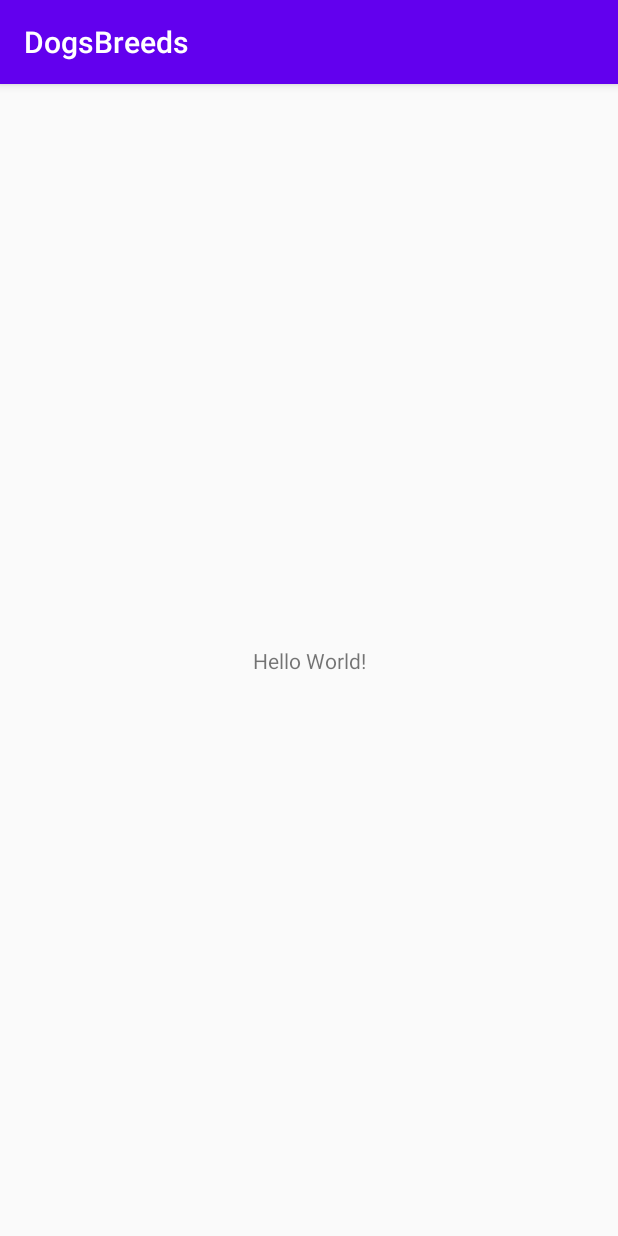
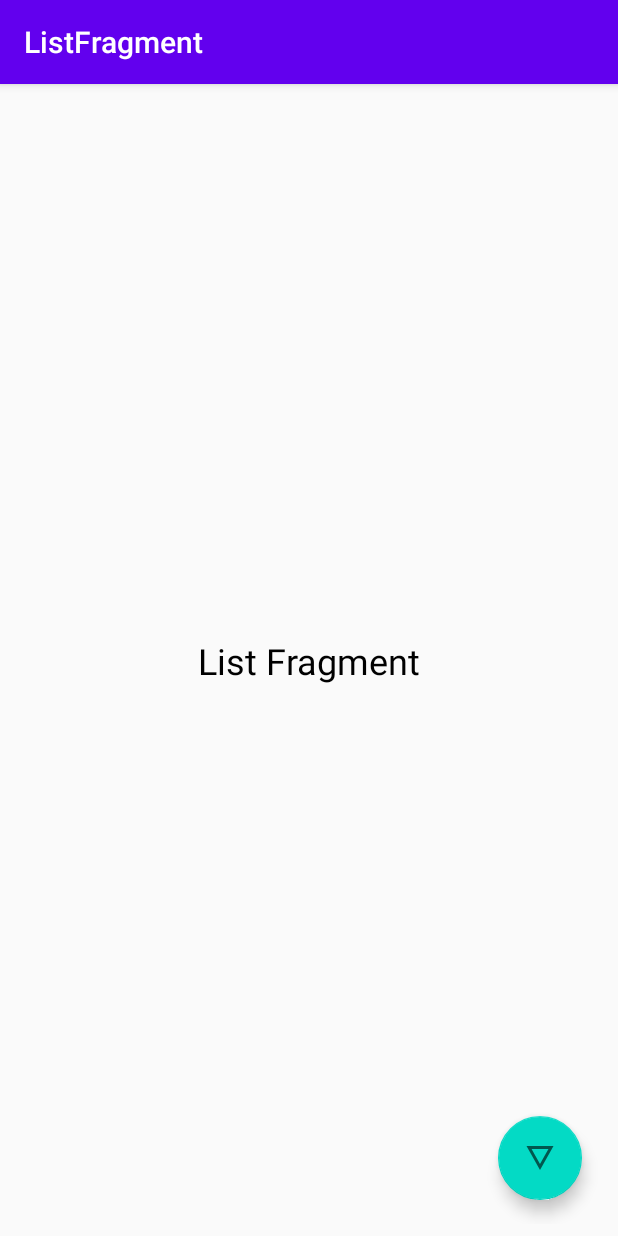
Before and after one commit to kilesi/AndroidJetPack, an Android app: the screen it shows after launch (MainActivity), on a phone screen of 412 x 824 dp. Run offline under Robolectric (Android 15) with nearby library versions, the phone set to English and light mode, and no system bars; our stand-ins replace data binding, navigation-ui.

Commit message:
Navigation -Setup navigation between list fragment and detail fragment. -Setup back button on the action bar using navcontroller.

```diff
--- a/app/build.gradle
+++ b/app/build.gradle
@@ -17,6 +17,7 @@ android {
 
         testInstrumentationRunner "androidx.test.runner.AndroidJUnitRunner"
         vectorDrawables.useSupportLibrary = true
+        multiDexEnabled true
     }
 
     buildTypes {
@@ -49,7 +50,7 @@ dependencies {
     implementation "android.arch.lifecycle:extensions:$lifeCycleExtensionVersion"
     implementation "androidx.room:room-runtime:$roomVersion"
     implementation "androidx.legacy:legacy-support-v4:1.0.0"
-    kapt "androidx.room-compiler:$roomVersion"
+    //kapt "androidx.room-compiler:$roomVersion"
     implementation "androidx.room:room-ktx:$roomVersion"
     implementation "org.jetbrains.kotlinx:kotlinx-coroutines-core:1.3.4"
 
@@ -68,4 +69,5 @@ dependencies {
     implementation "com.github.bumptech.glide:glide:$glideVersion"
     implementation "com.android.support:palette-v7:$supportVersion"
     implementation "androidx.preference:preference:$preferenceVersion"
+    implementation 'com.android.support:multidex:1.0.3'
 }
--- a/app/src/main/java/com/example/dogsbreeds/view/ListFragment.kt
+++ b/app/src/main/java/com/example/dogsbreeds/view/ListFragment.kt
@@ -5,7 +5,11 @@ import androidx.fragment.app.Fragment
 import android.view.LayoutInflater
 import android.view.View
 import android.view.ViewGroup
+import androidx.fragment.app.ListFragment
+import androidx.navigation.Navigation
 import com.example.dogsbreeds.R
+import kotlinx.android.synthetic.main.fragment_list.*
+
 class ListFragment : Fragment() {
 
     override fun onCreateView(
@@ -18,5 +22,9 @@ class ListFragment : Fragment() {
 
     override fun onViewCreated(view: View, savedInstanceState: Bundle?) {
         super.onViewCreated(view, savedInstanceState)
+        fbDetails.setOnClickListener {
+            val action = ListFragmentDirections.actionDetailsFragment()
+            Navigation.findNavController(it).navigate(action)
+        }
     }
 }
--- a/app/src/main/java/com/example/dogsbreeds/view/MainActivity.kt
+++ b/app/src/main/java/com/example/dogsbreeds/view/MainActivity.kt
@@ -2,11 +2,21 @@ package com.example.dogsbreeds.view
 
 import androidx.appcompat.app.AppCompatActivity
 import android.os.Bundle
+import androidx.navigation.NavController
+import androidx.navigation.Navigation
+import androidx.navigation.ui.NavigationUI
 import com.example.dogsbreeds.R
 
 class MainActivity : AppCompatActivity() {
+    private lateinit var navController: NavController
     override fun onCreate(savedInstanceState: Bundle?) {
         super.onCreate(savedInstanceState)
         setContentView(R.layout.activity_main)
+        navController = Navigation.findNavController(this,R.id.fragment)
+        NavigationUI.setupActionBarWithNavController(this,navController)
+    }
+
+    override fun onSupportNavigateUp(): Boolean {
+        return NavigationUI.navigateUp(navController,null)
     }
 }
--- a/app/src/main/res/layout/activity_main.xml
+++ b/app/src/main/res/layout/activity_main.xml
@@ -6,13 +6,23 @@
     android:layout_height="match_parent"
     tools:context=".view.MainActivity">
 
-    <TextView
-        android:layout_width="wrap_content"
-        android:layout_height="wrap_content"
-        android:text="Hello World!"
+    <fragment
+        android:id="@+id/fragment"
+        android:name="androidx.navigation.fragment.NavHostFragment"
+        android:layout_width="0dp"
+        android:layout_height="0dp"
+        android:layout_marginStart="8dp"
+        android:layout_marginLeft="8dp"
+        android:layout_marginTop="8dp"
+        android:layout_marginEnd="8dp"
+        android:layout_marginRight="8dp"
+        android:layout_marginBottom="8dp"
+        app:defaultNavHost="true"
         app:layout_constraintBottom_toBottomOf="parent"
-        app:layout_constraintLeft_toLeftOf="parent"
-        app:layout_constraintRight_toRightOf="parent"
-        app:layout_constraintTop_toTopOf="parent" />
+        app:layout_constraintEnd_toEndOf="parent"
+        app:layout_constraintHorizontal_bias="1.0"
+        app:layout_constraintStart_toStartOf="parent"
+        app:layout_constraintTop_toTopOf="parent"
+        app:navGraph="@navigation/dog_navigation" />
 
 </androidx.constraintlayout.widget.ConstraintLayout>
--- a/app/src/main/res/layout/fragment_list.xml
+++ b/app/src/main/res/layout/fragment_list.xml
@@ -27,12 +27,12 @@
             android:id="@+id/fbDetails"
             android:layout_width="wrap_content"
             android:layout_height="wrap_content"
+            android:layout_marginEnd="16dp"
+            android:layout_marginRight="16dp"
+            android:layout_marginBottom="16dp"
             android:clickable="true"
             app:layout_constraintBottom_toBottomOf="parent"
             app:layout_constraintEnd_toEndOf="parent"
-            app:srcCompat="@drawable/ic_details"
-            android:layout_marginRight="12dp"
-            android:layout_marginBottom="12dp"
-            android:layout_marginEnd="12dp" />
+            app:srcCompat="@drawable/ic_details" />
     </androidx.constraintlayout.widget.ConstraintLayout>
 </layout>
--- a/app/src/main/res/navigation/dog_navigation.xml
+++ b/app/src/main/res/navigation/dog_navigation.xml
@@ -1,10 +1,10 @@
 <?xml version="1.0" encoding="utf-8"?>
 <navigation xmlns:android="http://schemas.android.com/apk/res/android"
     xmlns:app="http://schemas.android.com/apk/res-auto" android:id="@+id/actionListFragment"
-    app:startDestination="@id/listFragment">
+    app:startDestination="@id/action_detailsFragment_to_listFragment">
 
     <fragment
-        android:id="@+id/listFragment"
+        android:id="@+id/action_detailsFragment_to_listFragment"
         android:name="com.example.dogsbreeds.view.ListFragment"
         android:label="ListFragment" >
         <action
@@ -17,6 +17,6 @@
         android:label="DetailsFragment" >
         <action
             android:id="@+id/action_detailsFragment_to_listFragment"
-            app:destination="@id/listFragment" />
+            app:destination="@id/action_detailsFragment_to_listFragment" />
     </fragment>
 </navigation>
```
Also changed, not shown: app/src/main/java/com/example/dogsbreeds/view/DetailsFragment.kt (+11 -0 lines), app/src/main/res/layout/fragment_details.xml (+4 -6 lines).
